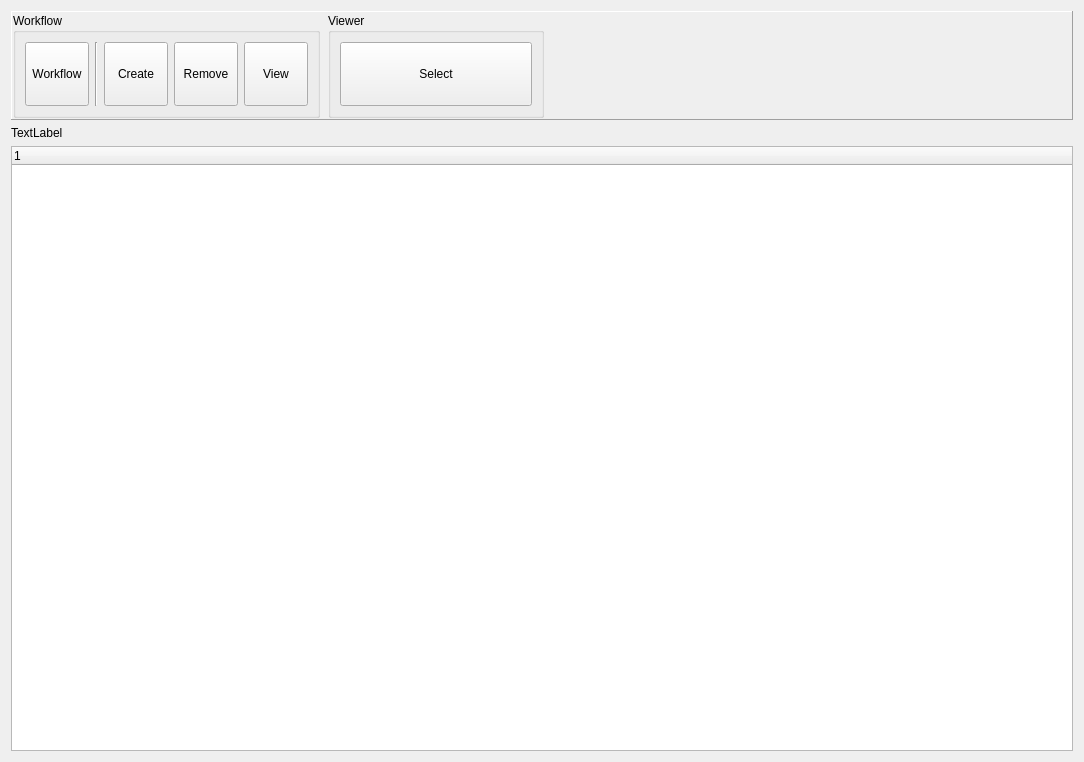
This is groot/frontends/gui/forms/designer/frm_view_splits_designer.ui in JMcInerneyLab/groot as Qt 5 draws it before an edit. The edited form follows.
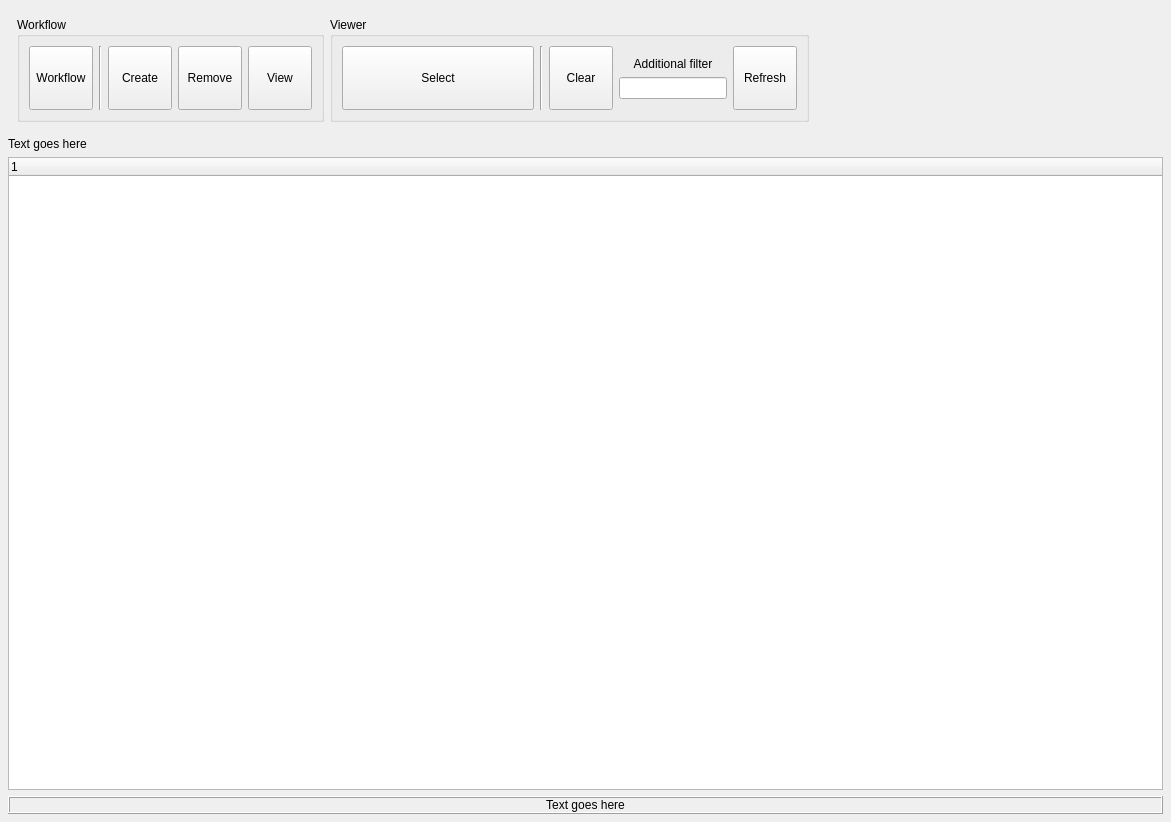
This is the edited form. Icons and pictures are not drawn.

Patch:
```diff
--- a/groot/frontends/gui/forms/designer/frm_view_splits_designer.ui
+++ b/groot/frontends/gui/forms/designer/frm_view_splits_designer.ui
@@ -6,46 +6,43 @@
    <rect>
     <x>0</x>
     <y>0</y>
-    <width>1084</width>
-    <height>762</height>
+    <width>1171</width>
+    <height>822</height>
    </rect>
   </property>
   <property name="windowTitle">
    <string>Dialog</string>
   </property>
-  <layout class="QVBoxLayout" name="verticalLayout">
+  <layout class="QVBoxLayout" name="verticalLayout_2">
+   <property name="leftMargin">
+    <number>8</number>
+   </property>
+   <property name="topMargin">
+    <number>8</number>
+   </property>
+   <property name="rightMargin">
+    <number>8</number>
+   </property>
+   <property name="bottomMargin">
+    <number>8</number>
+   </property>
    <item>
-    <widget class="QFrame" name="frame">
-     <property name="frameShape">
-      <enum>QFrame::Panel</enum>
+    <widget class="QFrame" name="horizontalFrame">
+     <property name="sizePolicy">
+      <sizepolicy hsizetype="Preferred" vsizetype="Fixed">
+       <horstretch>0</horstretch>
+       <verstretch>0</verstretch>
+      </sizepolicy>
      </property>
-     <property name="frameShadow">
-      <enum>QFrame::Raised</enum>
-     </property>
-     <layout class="QHBoxLayout" name="horizontalLayout_23">
-      <property name="spacing">
-       <number>8</number>
-      </property>
-      <property name="leftMargin">
-       <number>1</number>
-      </property>
-      <property name="topMargin">
-       <number>1</number>
-      </property>
-      <property name="rightMargin">
-       <number>1</number>
-      </property>
-      <property name="bottomMargin">
-       <number>1</number>
-      </property>
+     <layout class="QHBoxLayout" name="horizontalLayout">
       <item>
        <widget class="QGroupBox" name="GRP_WORKFLOW">
         <property name="title">
          <string>Workflow</string>
         </property>
-        <layout class="QHBoxLayout" name="horizontalLayout">
+        <layout class="QHBoxLayout" name="horizontalLayout_2">
          <item>
-          <widget class="QToolButton" name="BTN_WORKFLOW">
+          <widget class="QToolButton" name="BTN_WORKFLOW_">
            <property name="minimumSize">
             <size>
              <width>64</width>
@@ -84,7 +81,7 @@
           </widget>
          </item>
          <item>
-          <widget class="QToolButton" name="BTN_CREATE">
+          <widget class="QToolButton" name="BTN_CREATE_">
            <property name="minimumSize">
             <size>
              <width>64</width>
@@ -116,7 +113,7 @@
           </widget>
          </item>
          <item>
-          <widget class="QToolButton" name="BTN_REMOVE">
+          <widget class="QToolButton" name="BTN_REMOVE_">
            <property name="minimumSize">
             <size>
              <width>64</width>
@@ -148,7 +145,7 @@
           </widget>
          </item>
          <item>
-          <widget class="QToolButton" name="BTN_VIEW">
+          <widget class="QToolButton" name="BTN_VIEW_">
            <property name="minimumSize">
             <size>
              <width>64</width>
@@ -187,9 +184,9 @@
         <property name="title">
          <string>Viewer</string>
         </property>
-        <layout class="QHBoxLayout" name="horizontalLayout_2">
+        <layout class="QHBoxLayout" name="horizontalLayout_3">
          <item>
-          <widget class="QToolButton" name="BTN_CHANGE_SELECTION">
+          <widget class="QToolButton" name="BTN_CHANGE_SELECTION_">
            <property name="minimumSize">
             <size>
              <width>192</width>
@@ -226,6 +223,132 @@
            </property>
           </widget>
          </item>
+         <item>
+          <widget class="Line" name="line_2">
+           <property name="orientation">
+            <enum>Qt::Vertical</enum>
+           </property>
+          </widget>
+         </item>
+         <item>
+          <widget class="QToolButton" name="BTN_CLEAR_">
+           <property name="minimumSize">
+            <size>
+             <width>64</width>
+             <height>64</height>
+            </size>
+           </property>
+           <property name="maximumSize">
+            <size>
+             <width>64</width>
+             <height>64</height>
+            </size>
+           </property>
+           <property name="toolTip">
+            <string>&lt;html&gt;&lt;head/&gt;&lt;body&gt;&lt;p&gt;Switch to edge edit mode.&lt;/p&gt;&lt;/body&gt;&lt;/html&gt;</string>
+           </property>
+           <property name="statusTip">
+            <string>Remove edge</string>
+           </property>
+           <property name="text">
+            <string>Clear</string>
+           </property>
+           <property name="icon">
+            <iconset resource="../resources/resources.qrc">
+             <normaloff>:/groot/empty.svg</normaloff>:/groot/empty.svg</iconset>
+           </property>
+           <property name="iconSize">
+            <size>
+             <width>32</width>
+             <height>32</height>
+            </size>
+           </property>
+           <property name="toolButtonStyle">
+            <enum>Qt::ToolButtonTextUnderIcon</enum>
+           </property>
+          </widget>
+         </item>
+         <item>
+          <layout class="QVBoxLayout" name="verticalLayout">
+           <item>
+            <spacer name="verticalSpacer_2">
+             <property name="orientation">
+              <enum>Qt::Vertical</enum>
+             </property>
+             <property name="sizeHint" stdset="0">
+              <size>
+               <width>20</width>
+               <height>1</height>
+              </size>
+             </property>
+            </spacer>
+           </item>
+           <item>
+            <widget class="QLabel" name="LBL_ADDFILTER">
+             <property name="text">
+              <string>Additional filter</string>
+             </property>
+             <property name="alignment">
+              <set>Qt::AlignCenter</set>
+             </property>
+            </widget>
+           </item>
+           <item>
+            <widget class="QLineEdit" name="TXT_ADDFILTER"/>
+           </item>
+           <item>
+            <spacer name="verticalSpacer">
+             <property name="orientation">
+              <enum>Qt::Vertical</enum>
+             </property>
+             <property name="sizeHint" stdset="0">
+              <size>
+               <width>20</width>
+               <height>1</height>
+              </size>
+             </property>
+            </spacer>
+           </item>
+          </layout>
+         </item>
+         <item>
+          <widget class="QToolButton" name="BTN_REFRESH">
+           <property name="minimumSize">
+            <size>
+             <width>64</width>
+             <height>64</height>
+            </size>
+           </property>
+           <property name="maximumSize">
+            <size>
+             <width>64</width>
+             <height>64</height>
+            </size>
+           </property>
+           <property name="toolTip">
+            <string>&lt;html&gt;&lt;head/&gt;&lt;body&gt;&lt;p&gt;Switch to edge edit mode.&lt;/p&gt;&lt;/body&gt;&lt;/html&gt;</string>
+           </property>
+           <property name="statusTip">
+            <string>Remove edge</string>
+           </property>
+           <property name="text">
+            <string>Refresh</string>
+           </property>
+           <property name="icon">
+            <iconset resource="../resources/resources.qrc">
+             <normaloff>:/groot/refresh.svg</normaloff>:/groot/refresh.svg</iconset>
+           </property>
+           <property name="iconSize">
+            <size>
+             <width>32</width>
+             <height>32</height>
+            </size>
+           </property>
+           <property name="toolButtonStyle">
+            <enum>Qt::ToolButtonTextUnderIcon</enum>
+           </property>
+          </widget>
+         </item>
         </layout>
        </widget>
       </item>
@@ -246,9 +369,9 @@
     </widget>
    </item>
    <item>
-    <widget class="QLabel" name="label">
+    <widget class="QLabel" name="LBL_TITLE">
      <property name="text">
-      <string>TextLabel</string>
+      <string>Text goes here</string>
      </property>
      <property name="style" stdset="0">
       <string>header</string>
@@ -256,7 +379,19 @@
     </widget>
    </item>
    <item>
-    <widget class="QTreeWidget" name="LST_SPLITS">
+    <widget class="QTreeWidget" name="LST_MAIN">
+     <property name="alternatingRowColors">
+      <bool>true</bool>
+     </property>
+     <property name="rootIsDecorated">
+      <bool>false</bool>
+     </property>
+     <property name="itemsExpandable">
+      <bool>false</bool>
+     </property>
+     <property name="expandsOnDoubleClick">
+      <bool>false</bool>
+     </property>
      <column>
       <property name="text">
        <string notr="true">1</string>
@@ -264,6 +399,28 @@
      </column>
     </widget>
    </item>
+   <item>
+    <widget class="QLabel" name="LBL_SELECTION_INFO">
+     <property name="toolTip">
+      <string>Baum-Ragan representation</string>
+     </property>
+     <property name="frameShape">
+      <enum>QFrame::Box</enum>
+     </property>
+     <property name="frameShadow">
+      <enum>QFrame::Raised</enum>
+     </property>
+     <property name="text">
+      <string>Text goes here</string>
+     </property>
+     <property name="alignment">
+      <set>Qt::AlignCenter</set>
+     </property>
+     <property name="margin">
+      <number>8</number>
+     </property>
+    </widget>
+   </item>
   </layout>
  </widget>
  <resources>
```
Left out of the diff: 8 changed lines with no effect on the pictures.
